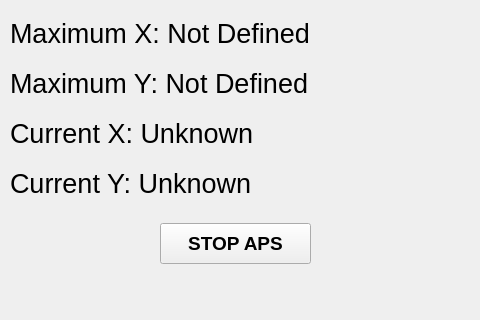
First picture: the form in APS.ui, repository TeamAPS/APS, before the edit; both pictures show x 0 to 480 and y 506 to 826 of the 1145 by 826 pixel window.
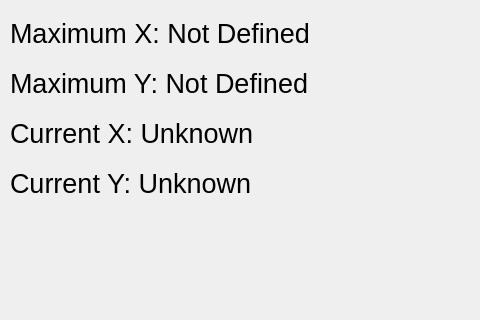
Second picture: the form after the edit. Icons and pictures are not drawn.

Commit message: FINAL DESIGN SHOW PROGRAM

What changed in the file:
```diff
--- a/APS.ui
+++ b/APS.ui
@@ -444,27 +444,6 @@
      <enum>Qt::Horizontal</enum>
     </property>
    </widget>
-   <widget class="QPushButton" name="emergencyStopButton">
-    <property name="geometry">
-     <rect>
-      <x>160</x>
-      <y>710</y>
-      <width>151</width>
-      <height>41</height>
-     </rect>
-    </property>
-    <property name="font">
-     <font>
-      <pointsize>14</pointsize>
-      <weight>75</weight>
-      <italic>false</italic>
-      <bold>true</bold>
-     </font>
-    </property>
-    <property name="text">
-     <string>STOP APS</string>
-    </property>
-   </widget>
   </widget>
   <widget class="QMenuBar" name="menubar">
    <property name="geometry">
```
The commit also changes 1 other file.
